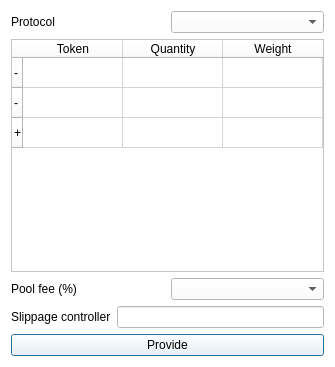
Before: the Qt Designer form NewPoolProvisionDialog.ui in LiquidityProtocol/AMM-Simulator, drawn with Qt 5.
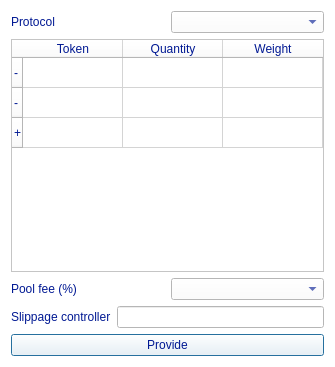
After: the same form once the commit is applied.

What changed in the file:
```diff
--- a/NewPoolProvisionDialog.ui
+++ b/NewPoolProvisionDialog.ui
@@ -20,7 +20,8 @@
    <string>Dialog</string>
   </property>
   <property name="styleSheet">
-   <string notr="true">background-color: rgb(255, 255, 255);</string>
+   <string notr="true">background-color: rgb(255, 255, 255);
+color: rgb(1, 25, 147); </string>
   </property>
   <layout class="QVBoxLayout" name="verticalLayout">
    <item>
```
